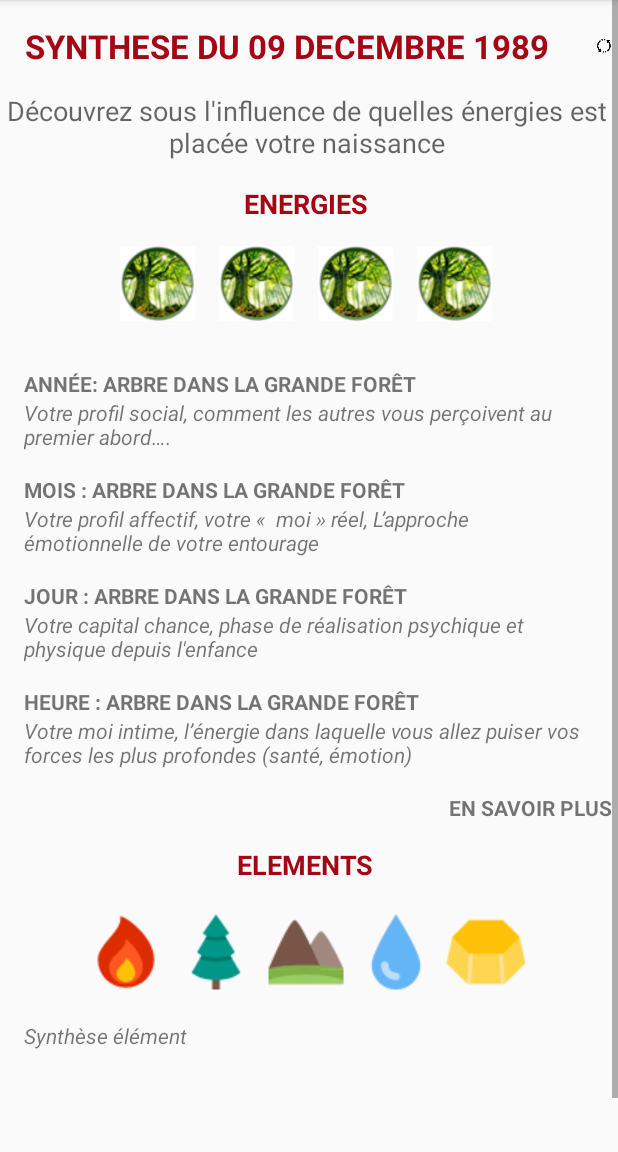
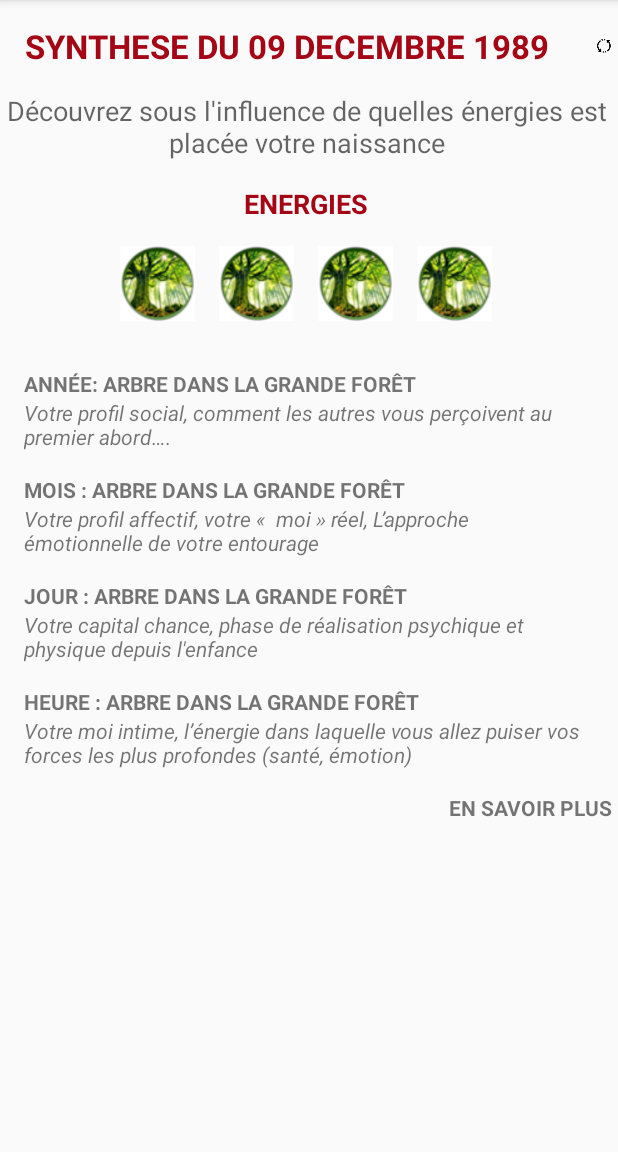
Before and after one commit to fibreariane/BIORYTHME, an Android app: the fragment ViewSyntheseFragment shown on its own in the app's theme, on a phone screen of 412 x 824 dp, the part 84-1236 px from its top. Run offline under Robolectric (Android 15) with nearby library versions, the light colour scheme and no system bars; 2 statements that could not run were skipped.

Commit message:
DEL Partie Elements dans Synthese

```diff
--- a/app/src/main/res/layout/fragment_view_synthese.xml
+++ b/app/src/main/res/layout/fragment_view_synthese.xml
@@ -186,61 +186,6 @@
             android:textAllCaps="true"
             android:textStyle="bold" />
 
-        <TextView
-            android:layout_width="wrap_content"
-            android:layout_height="wrap_content"
 
-            android:padding="@dimen/activity_vertical_margin"
-            android:text="ELEMENTS"
-            android:textAppearance="?android:attr/textAppearanceMedium"
-            android:textColor="@color/colorPrimary"
-            android:textStyle="bold" />
-
-
-        <LinearLayout
-            android:layout_width="match_parent"
-            android:layout_height="wrap_content"
-            android:gravity="center"
-            android:orientation="horizontal">
-
-            <ImageView
-                android:id="@+id/image_view_feu"
-                android:layout_width="wrap_content"
-                android:layout_height="wrap_content"
-                android:src="@drawable/feu" />
-
-            <ImageView
-                android:id="@+id/image_view_bois"
-                android:layout_width="wrap_content"
-                android:layout_height="wrap_content"
-                android:src="@drawable/bois" />
-
-            <ImageView
-                android:id="@+id/image_view_terre"
-                android:layout_width="wrap_content"
-                android:layout_height="wrap_content"
-                android:src="@drawable/terre" />
-
-            <ImageView
-                android:id="@+id/image_view_eau"
-                android:layout_width="wrap_content"
-                android:layout_height="wrap_content"
-                android:src="@drawable/eau" />
-
-            <ImageView
-                android:id="@+id/image_view_metal"
-                android:layout_width="wrap_content"
-                android:layout_height="wrap_content"
-                android:src="@drawable/metal" />
-
-        </LinearLayout>
-        <TextView
-            android:id="@+id/text_view_synthese_element"
-            android:layout_width="wrap_content"
-            android:layout_height="wrap_content"
-            android:layout_gravity="left"
-            android:text="Synthèse élément"
-            android:textStyle="italic"
-            android:padding="@dimen/activity_vertical_margin"/>
     </LinearLayout>
 </ScrollView>
```
Also changed, not shown: app/src/main/java/com/fibredariane/horoscope/chinois/biorythmeETRES/Activities/ViewSyntheseFragment.java (+0 -45 lines).
